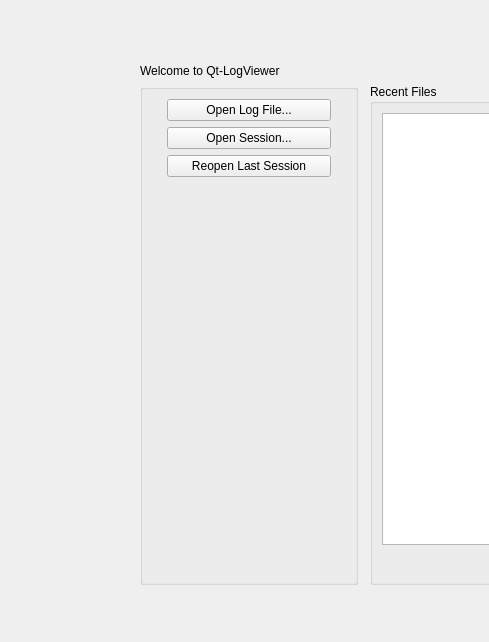
This is QT_Project/Forms/StartPageWidget.ui in Dingola/Qt-LogViewer as Qt 5 draws it before an edit; both pictures show x 0 to 489 and y 0 to 642 of the 1466 by 763 pixel window. The edited form follows.
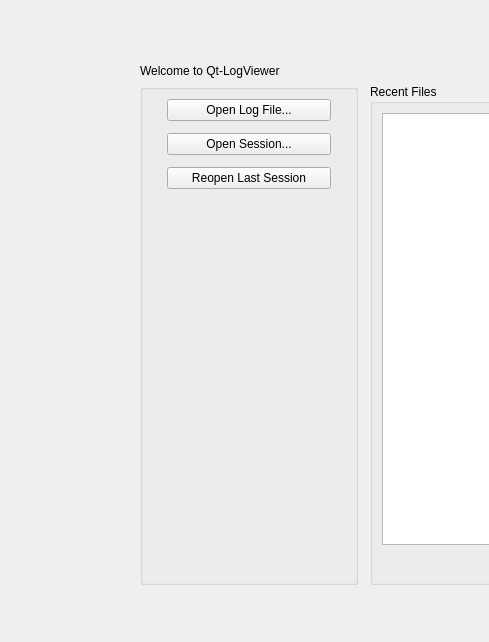
This is the edited form.

The edit to the form file:
```diff
--- a/QT_Project/Forms/StartPageWidget.ui
+++ b/QT_Project/Forms/StartPageWidget.ui
@@ -73,6 +73,9 @@
         <set>Qt::AlignLeading|Qt::AlignLeft|Qt::AlignVCenter</set>
        </property>
        <layout class="QVBoxLayout" name="verticalLayout_3">
+        <property name="spacing">
+         <number>12</number>
+        </property>
         <property name="leftMargin">
          <number>24</number>
         </property>
```
